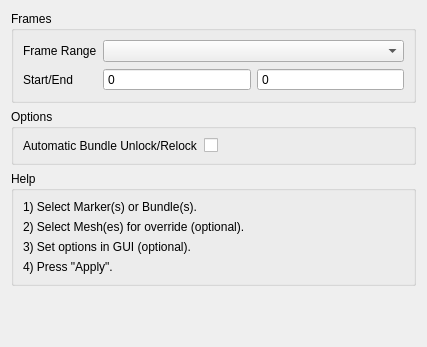
Before: the Qt Designer form python/mmSolver/tools/raycastmarker/ui/raycastmarker_layout.ui in david-cattermole/mayaMatchMoveSolver, drawn with Qt 5.
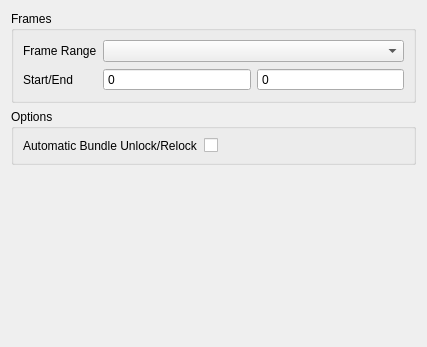
After: the same form once the commit is applied.

Commit message: Remove help documentation from Raycast Marker tool.

Patch:
```diff
--- a/python/mmSolver/tools/raycastmarker/ui/raycastmarker_layout.ui
+++ b/python/mmSolver/tools/raycastmarker/ui/raycastmarker_layout.ui
@@ -86,43 +86,6 @@
      </layout>
     </widget>
    </item>
-   <item>
-    <widget class="QGroupBox" name="help_groupBox">
-     <property name="title">
-      <string>Help</string>
-     </property>
-     <layout class="QVBoxLayout" name="help_layout">
-      <item>
-       <widget class="QLabel" name="help1_label">
-        <property name="text">
-         <string>1) Select Marker(s) or Bundle(s).</string>
-        </property>
-       </widget>
-      </item>
-      <item>
-       <widget class="QLabel" name="help2_label">
-        <property name="text">
-         <string>2) Select Mesh(es) for override (optional).</string>
-        </property>
-       </widget>
-      </item>
-      <item>
-       <widget class="QLabel" name="help3_label">
-        <property name="text">
-         <string>3) Set options in GUI (optional).</string>
-        </property>
-       </widget>
-      </item>
-      <item>
-       <widget class="QLabel" name="help4_label">
-        <property name="text">
-         <string>4) Press &quot;Apply&quot;.</string>
-        </property>
-       </widget>
-      </item>
-     </layout>
-    </widget>
-   </item>
    <item>
     <spacer name="verticalSpacer">
      <property name="orientation">
```
